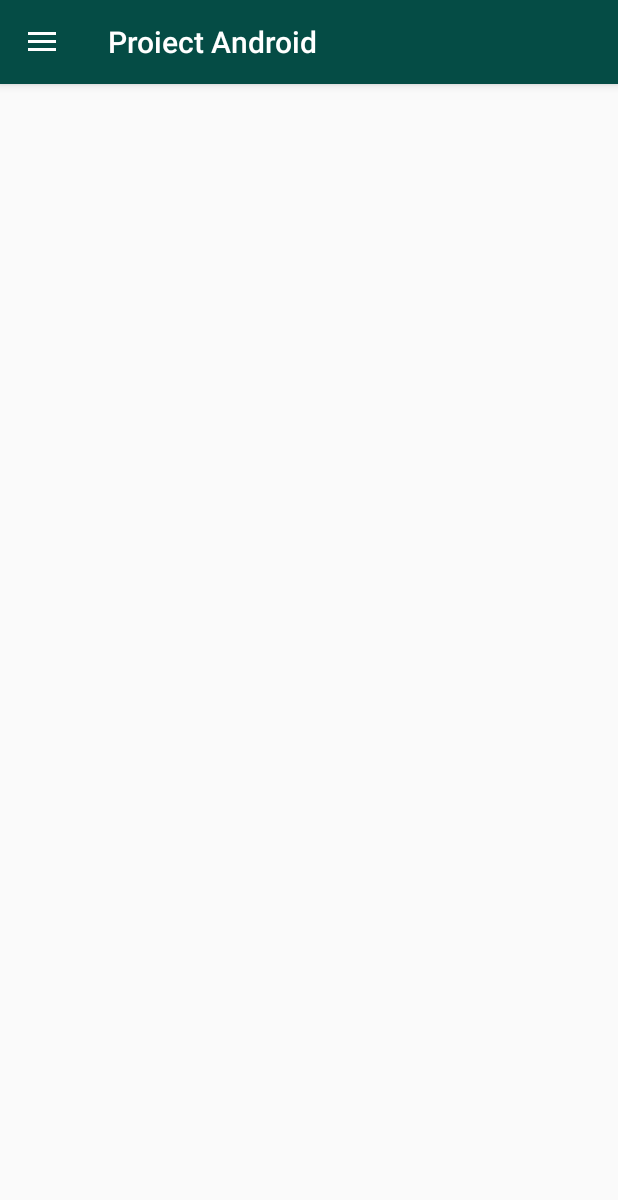
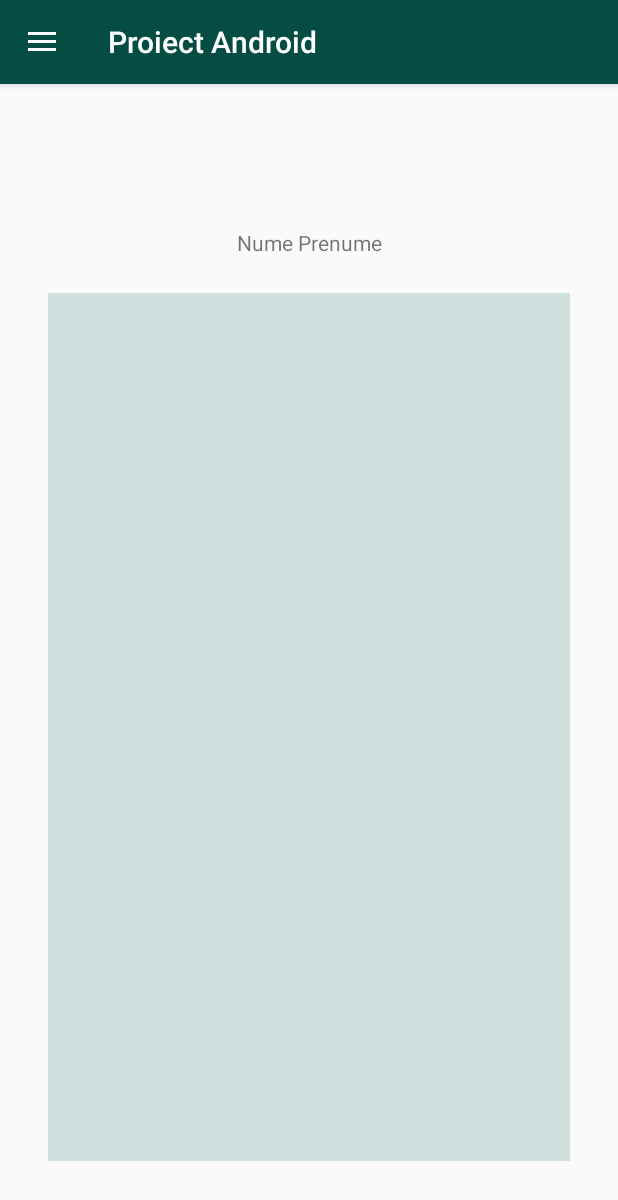
Before and after one commit to tddrrr/android-project-countries, an Android app: the MainMenu screen opened directly, with no data from a screen before it, after a tap on "Profil", on a phone screen of 412 x 824 dp. Shown: the top 1200 px of the screen. Run offline under Robolectric (Android 15) with nearby library versions, the phone set to English and light mode, and no system bars; 1 other tap on this screen came first.

Commit message:
Am adaugat primul fragment la profil

```diff
--- a/app/src/main/java/com/example/proiect_bd_tema/MainMenu.java
+++ b/app/src/main/java/com/example/proiect_bd_tema/MainMenu.java
@@ -10,12 +10,15 @@ import androidx.core.view.GravityCompat;
 import androidx.drawerlayout.widget.DrawerLayout;
 import androidx.appcompat.app.AppCompatActivity;
 import androidx.appcompat.widget.Toolbar;
+import androidx.fragment.app.Fragment;
 
+import com.example.proiect_bd_tema.fragmente.FragmentProfil;
 import com.google.android.material.navigation.NavigationView;
 
 public class MainMenu extends AppCompatActivity {
     private DrawerLayout drawerLayout; // container ul din activity main xml -> responsabil cu managementul meniului lateral
     private NavigationView navigationView;
+    private Fragment currentFragment;
     @Override
     protected void onCreate(Bundle savedInstanceState) {
         super.onCreate(savedInstanceState);
@@ -27,6 +30,7 @@ public class MainMenu extends AppCompatActivity {
             public boolean onNavigationItemSelected(@NonNull MenuItem item) {
                 if (item.getItemId() == R.id.main_nav_profil){
                     //am dat click pe home
+                    currentFragment = new FragmentProfil();
                     Toast.makeText(getApplicationContext(),
                             "Profil",
                             Toast.LENGTH_LONG).show();
@@ -42,6 +46,7 @@ public class MainMenu extends AppCompatActivity {
                             "Show score",
                             Toast.LENGTH_LONG).show();
                 }
+                    openFragment();
                     drawerLayout.closeDrawer(GravityCompat.START); // pentru ca atunci cand selectam sa se inchida meniul
                 return true;
             }
@@ -61,4 +66,11 @@ public class MainMenu extends AppCompatActivity {
         drawerLayout.addDrawerListener(actionBarDrawerToggle); // aici este atasata dechiderea meniului lateral
         actionBarDrawerToggle.syncState(); // realizeaza rasucirea burger-ului
     }
+
+    private void openFragment(){
+        getSupportFragmentManager()
+                .beginTransaction()
+                .replace(R.id.main_frame_container,currentFragment)
+                .commit();
+    }
 }
--- /dev/null
+++ b/app/src/main/java/com/example/proiect_bd_tema/fragmente/FragmentProfil.java
@@ -0,0 +1,28 @@
+package com.example.proiect_bd_tema.fragmente;
+
+import android.os.Bundle;
+
+import androidx.fragment.app.Fragment;
+
+import android.view.LayoutInflater;
+import android.view.View;
+import android.view.ViewGroup;
+
+import com.example.proiect_bd_tema.R;
+/**
+* A simple {@link Fragment} subclass.
+ */
+
+public class FragmentProfil extends Fragment {
+
+    public FragmentProfil() {
+        // Required empty public constructor
+    }
+
+    @Override
+    public View onCreateView(LayoutInflater inflater, ViewGroup container,
+                             Bundle savedInstanceState) {
+        // Inflate the layout for this fragment
+        return inflater.inflate(R.layout.fragment_profil, container, false);
+    }
+}
--- /dev/null
+++ b/app/src/main/res/layout/fragment_profil.xml
@@ -0,0 +1,47 @@
+<?xml version="1.0" encoding="utf-8"?>
+<androidx.constraintlayout.widget.ConstraintLayout xmlns:android="http://schemas.android.com/apk/res/android"
+    xmlns:app="http://schemas.android.com/apk/res-auto"
+    xmlns:tools="http://schemas.android.com/tools"
+    android:layout_width="match_parent"
+    android:layout_height="match_parent"
+    tools:context=".fragmente.FragmentProfil">
+
+    <!-- TODO: Update blank fragment layout -->
+
+    <ImageView
+        android:id="@+id/iv_profilePicture"
+        android:layout_width="wrap_content"
+        android:layout_height="wrap_content"
+        android:layout_marginTop="64dp"
+        android:contentDescription="@string/menu_profil"
+        app:layout_constraintEnd_toEndOf="parent"
+        app:layout_constraintHorizontal_bias="0.498"
+        app:layout_constraintStart_toStartOf="parent"
+        app:layout_constraintTop_toTopOf="parent"
+        tools:src="@tools:sample/avatars" />
+
+    <TextView
+        android:id="@+id/tv_nume"
+        android:layout_width="wrap_content"
+        android:layout_height="wrap_content"
+        android:layout_marginTop="32dp"
+        android:text="@string/info"
+        app:layout_constraintEnd_toEndOf="parent"
+        app:layout_constraintStart_toStartOf="parent"
+        app:layout_constraintTop_toBottomOf="@+id/iv_profilePicture" />
+
+    <ListView
+        android:id="@+id/lv_scoruri"
+        android:layout_width="0dp"
+        android:layout_height="0dp"
+        android:layout_marginStart="32dp"
+        android:layout_marginTop="24dp"
+        android:layout_marginEnd="32dp"
+        android:layout_marginBottom="50dp"
+        android:background="#2C00695C"
+        app:layout_constraintBottom_toBottomOf="parent"
+        app:layout_constraintEnd_toEndOf="parent"
+        app:layout_constraintStart_toStartOf="parent"
+        app:layout_constraintTop_toBottomOf="@+id/tv_nume" />
+
+</androidx.constraintlayout.widget.ConstraintLayout>
--- a/app/src/main/res/menu/activity_main_drawer.xml
+++ b/app/src/main/res/menu/activity_main_drawer.xml
@@ -7,7 +7,8 @@
         <item
             android:id="@+id/main_nav_profil"
             android:icon="@drawable/ic_baseline_assignment_ind_24"
-            android:title="@string/main_nav_home_title" />
+            android:title="@string/main_nav_home_title"
+            android:visible="true" />
         <item
             android:id="@+id/main_nav_test"
             android:icon="@drawable/ic_baseline_ballot_24"
--- a/app/src/main/res/values/strings.xml
+++ b/app/src/main/res/values/strings.xml
@@ -20,4 +20,7 @@
     <string name="menu_test">Testeaza Cunostintele</string>
     <string name="menu_scor">Top</string>
     <string name="main_nav_home_title">Profil</string>
+    <!-- TODO: Remove or change this placeholder text -->
+    <string name="hello_blank_fragment">Hello blank fragment</string>
+    <string name="info">Nume Prenume</string>
 </resources>
```
